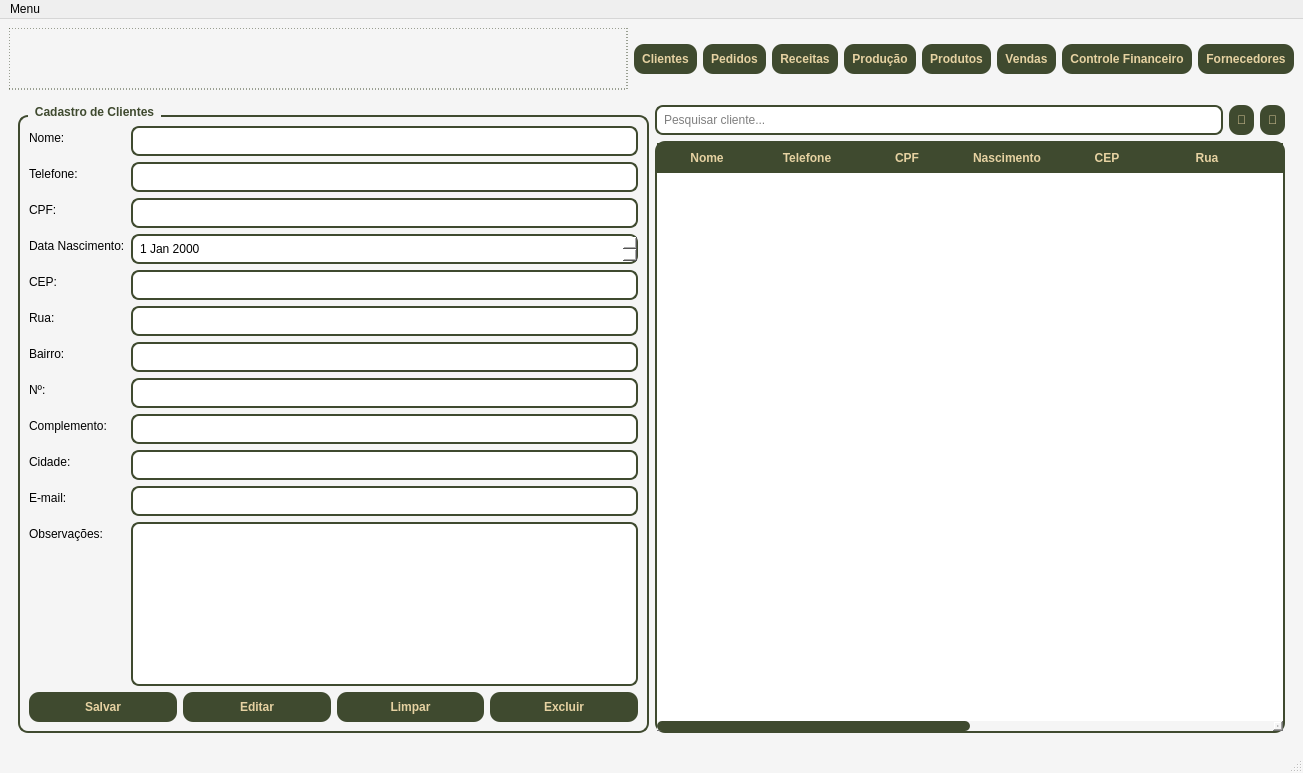
Qt form telas/tela_menu.ui (Faeldh/sistema_confeitaria) before a commit.
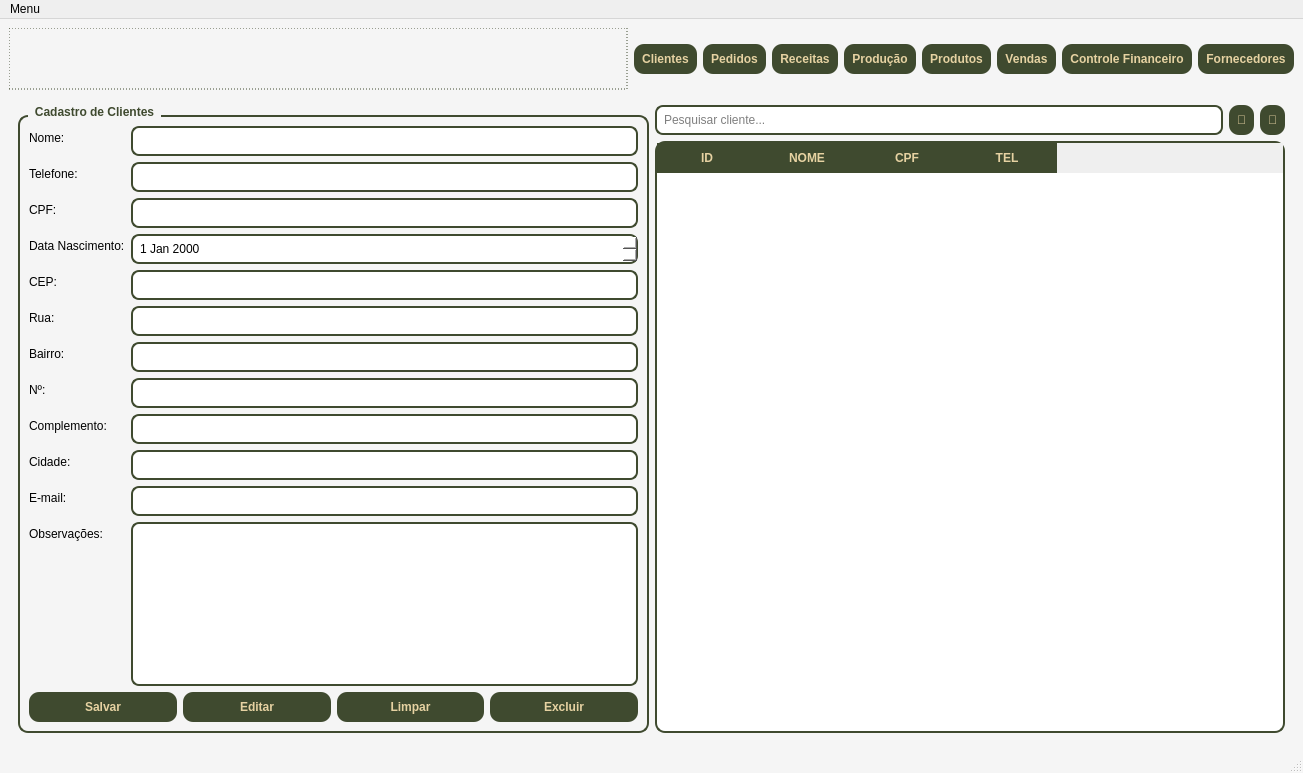
The same form after that commit.

Commit message:
01_TELA_CADASTRO_CLIENTE
Finalização da primeira tela

Patch:
```diff
--- a/telas/tela_menu.ui
+++ b/telas/tela_menu.ui
@@ -373,16 +373,16 @@
              <number>0</number>
             </property>
             <property name="columnCount">
-             <number>12</number>
+             <number>4</number>
             </property>
             <column>
              <property name="text">
-              <string>Nome</string>
+              <string>ID</string>
              </property>
             </column>
             <column>
              <property name="text">
-              <string>Telefone</string>
+              <string>NOME</string>
              </property>
             </column>
             <column>
@@ -392,47 +392,7 @@
             </column>
             <column>
              <property name="text">
-              <string>Nascimento</string>
-             </property>
-            </column>
-            <column>
-             <property name="text">
-              <string>CEP</string>
-             </property>
-            </column>
-            <column>
-             <property name="text">
-              <string>Rua</string>
-             </property>
-            </column>
-            <column>
-             <property name="text">
-              <string>Bairro</string>
-             </property>
-            </column>
-            <column>
-             <property name="text">
-              <string>N°</string>
-             </property>
-            </column>
-            <column>
-             <property name="text">
-              <string>Complemento</string>
-             </property>
-            </column>
-            <column>
-             <property name="text">
-              <string>Cidade</string>
-             </property>
-            </column>
-            <column>
-             <property name="text">
-              <string>E-mail</string>
-             </property>
-            </column>
-            <column>
-             <property name="text">
-              <string>Observações</string>
+              <string>TEL</string>
              </property>
             </column>
            </widget>
```
Left out of the diff: 2 changed lines with no effect on the pictures. The commit also changes 4 other files.
